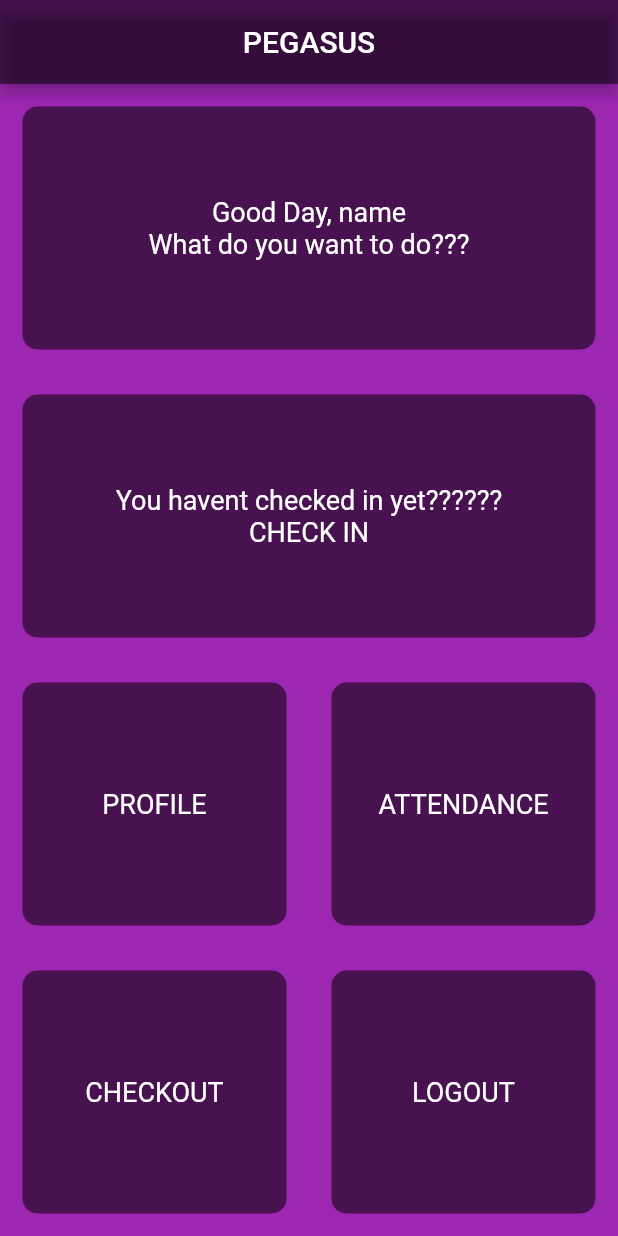
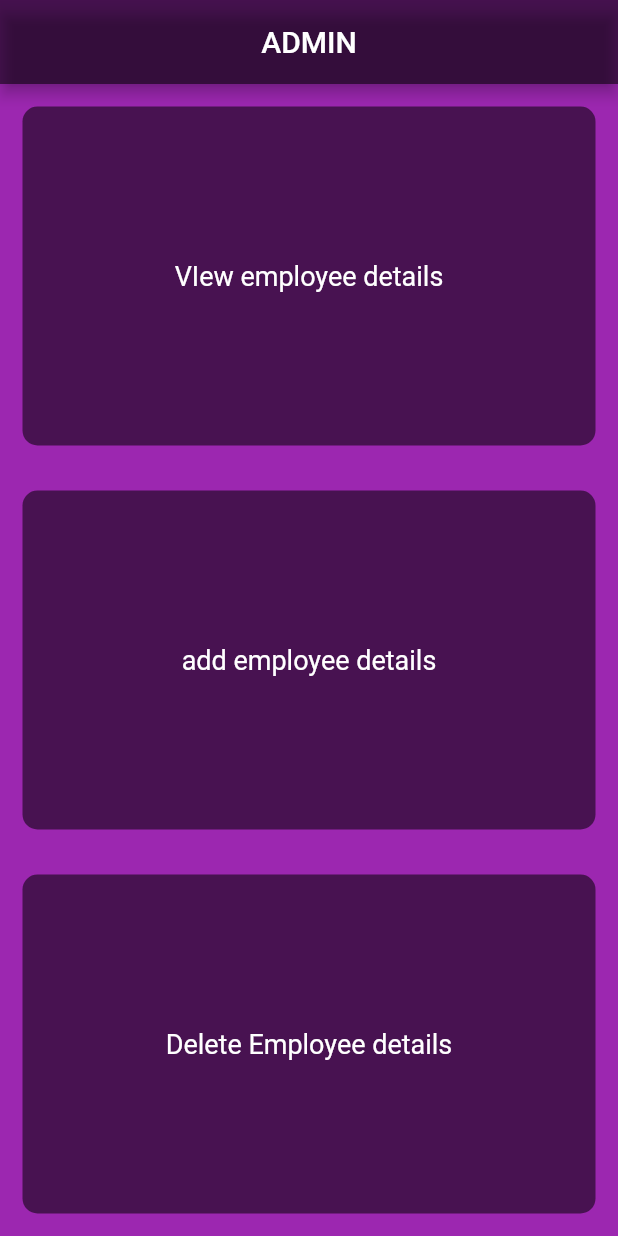
Before and after one commit to rafialshade/optelgoa, a Flutter app: the screen it shows after launch, on a phone screen of 412 x 824 dp. Run offline on Flutter 3.47's test engine with Material 2 defaults, Android fonts, the phone set to English and light mode, and no system bars; our stand-ins replace font_awesome_flutter.

Commit message:
admin done

```diff
--- /dev/null
+++ b/lib/adminpage.dart
@@ -0,0 +1,181 @@
+import 'package:flutter/material.dart';
+import 'package:optelgoa/reusable.dart';
+import 'package:optelgoa/roundedbutton.dart';
+import 'package:optelgoa/constants.dart';
+
+
+class AdminPAge extends StatefulWidget {
+  static const String id='admin';
+  @override
+  _AdminPAgeState createState() => _AdminPAgeState();
+}
+
+class _AdminPAgeState extends State<AdminPAge> {
+  @override
+  Widget build(BuildContext context) {
+    return Scaffold(
+      backgroundColor: Colors.purple,
+      appBar: AppBar(
+        backgroundColor: Colors.black54,
+        centerTitle: true,
+        title: Text(
+          'ADMIN',
+        ),
+      ),
+      body: Column(
+        children: <Widget>[
+               Expanded(
+              child: Reusable(
+                colour: activeCardcolor,
+                cardchild: Column(
+                  mainAxisAlignment: MainAxisAlignment.center,
+                  crossAxisAlignment: CrossAxisAlignment.center,
+                  children: <Widget>[
+                    /* Text(
+                      'HEiGHT',
+                      style: labelTExtStyle,
+                    ), */
+                    Row(
+                      mainAxisAlignment: MainAxisAlignment.center,
+                      crossAxisAlignment: CrossAxisAlignment.baseline,
+                      textBaseline: TextBaseline.alphabetic,
+                      children: <Widget>[
+                        Column(
+                          mainAxisAlignment: MainAxisAlignment.center,
+                          crossAxisAlignment: CrossAxisAlignment.center,
+                          children: <Widget>[
+                            Row(
+                              mainAxisAlignment: MainAxisAlignment.center,
+                              crossAxisAlignment: CrossAxisAlignment.center,
+                              children: <Widget>[
+                                Text(
+                                  'VIew employee details',
+                                  //height.toString(),
+                                  style: labelTExtStyle,
+                                ),
+                              ],
+                            ),
+                            Row(
+                              mainAxisAlignment: MainAxisAlignment.center,
+                              crossAxisAlignment: CrossAxisAlignment.center,
+                              children: <Widget>[/*
+                                Text(
+                                  'xDAYS',
+                                  style: labelTExtStyle,
+                                ) */
+                              ],
+                            )
+                          ],
+                        ),
+                      ],
+                    ),
+
+                  ],
+                ),
+              ),
+            ),
+                 Expanded(
+              child: Reusable(
+                colour: activeCardcolor,
+                cardchild: Column(
+                  mainAxisAlignment: MainAxisAlignment.center,
+                  crossAxisAlignment: CrossAxisAlignment.center,
+                  children: <Widget>[
+                    /* Text(
+                      'HEiGHT',
+                      style: labelTExtStyle,
+                    ), */
+                    Row(
+                      mainAxisAlignment: MainAxisAlignment.center,
+                      crossAxisAlignment: CrossAxisAlignment.baseline,
+                      textBaseline: TextBaseline.alphabetic,
+                      children: <Widget>[
+                        Column(
+                          mainAxisAlignment: MainAxisAlignment.center,
+                          crossAxisAlignment: CrossAxisAlignment.center,
+                          children: <Widget>[
+                            Row(
+                              mainAxisAlignment: MainAxisAlignment.center,
+                              crossAxisAlignment: CrossAxisAlignment.center,
+                              children: <Widget>[
+                                Text(
+                                  'add employee details',
+                                  //height.toString(),
+                                  style: labelTExtStyle,
+                                ),
+                              ],
+                            ),
+                            Row(
+                              mainAxisAlignment: MainAxisAlignment.center,
+                              crossAxisAlignment: CrossAxisAlignment.center,
+                              children: <Widget>[
+                               /*  Text(
+                                  'xDAYS',
+                                  style: labelTExtStyle,
+                                ) */
+                              ],
+                            )
+                          ],
+                        ),
+                      ],
+                    ),
+
+                  ],
+                ),
+              ),
+            ),
+                 Expanded(
+              child: Reusable(
+                colour: activeCardcolor,
+                cardchild: Column(
+                  mainAxisAlignment: MainAxisAlignment.center,
+                  crossAxisAlignment: CrossAxisAlignment.center,
+                  children: <Widget>[
+                    /* Text(
+                      'HEiGHT',
+                      style: labelTExtStyle,
+                    ), */
+                    Row(
+                      mainAxisAlignment: MainAxisAlignment.center,
+                      crossAxisAlignment: CrossAxisAlignment.baseline,
+                      textBaseline: TextBaseline.alphabetic,
+                      children: <Widget>[
+                        Column(
+                          mainAxisAlignment: MainAxisAlignment.center,
+                          crossAxisAlignment: CrossAxisAlignment.center,
+                          children: <Widget>[
+                            Row(
+                              mainAxisAlignment: MainAxisAlignment.center,
+                              crossAxisAlignment: CrossAxisAlignment.center,
+                              children: <Widget>[
+                                Text(
+                                  'Delete Employee details',
+                                  //height.toString(),
+                                  style: labelTExtStyle,
+                                ),
+                              ],
+                            ),
+                            Row(
+                              mainAxisAlignment: MainAxisAlignment.center,
+                              crossAxisAlignment: CrossAxisAlignment.center,
+                              children: <Widget>[
+                           /*      Text(
+                                  'xDAYS',
+                                  style: labelTExtStyle,
+                                ) */
+                              ],
+                            )
+                          ],
+                        ),
+                      ],
+                    ),
+
+                  ],
+                ),
+              ),
+            ),
+        ],
+      ),
+    );
+  }
+}
--- a/lib/main.dart
+++ b/lib/main.dart
@@ -1,6 +1,7 @@
 import 'package:flutter/material.dart';
 import 'package:flutter/services.dart';
 import 'package:optelgoa/adminlogin.dart';
+import 'package:optelgoa/adminpage.dart';
 import 'package:optelgoa/attendance.dart';
 import 'package:optelgoa/dashboard.dart';
 import 'package:optelgoa/welcome_screen.dart';
@@ -18,13 +19,14 @@ class MyApp extends StatelessWidget {
       ]);
     return MaterialApp(
      debugShowCheckedModeBanner: false,
-    initialRoute: Dashboard.id,
+    initialRoute: AdminPAge.id,
     routes: {
 WelcomeScreen.id:(context)=>WelcomeScreen(),
 LoginScreen.id:(context)=>LoginScreen(),
 AdminLogin.id:(context)=>AdminLogin(),
 Dashboard.id:(context)=>Dashboard(),
 Attendance.id:(context)=>Attendance(),
+AdminPAge.id:(context)=>AdminPAge(),
 //ChatScreen.id:(context)=>ChatScreen(),
 //RegistrationScreen.id:(context)=>RegistrationScreen(),
     }
```
